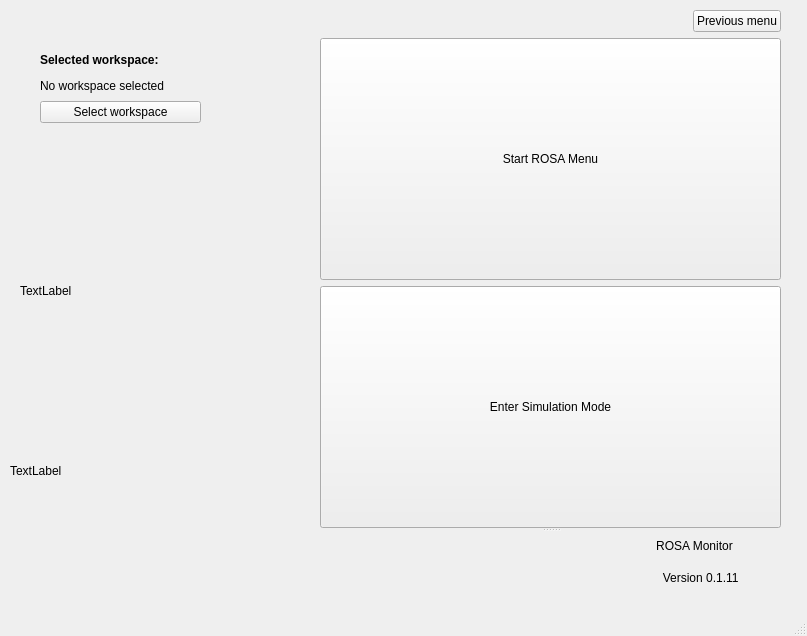
Above: RoSA_Monitor/mainwindow.ui from PabloNH00/RoSA_Monitor before the change. Below: the same form after it.
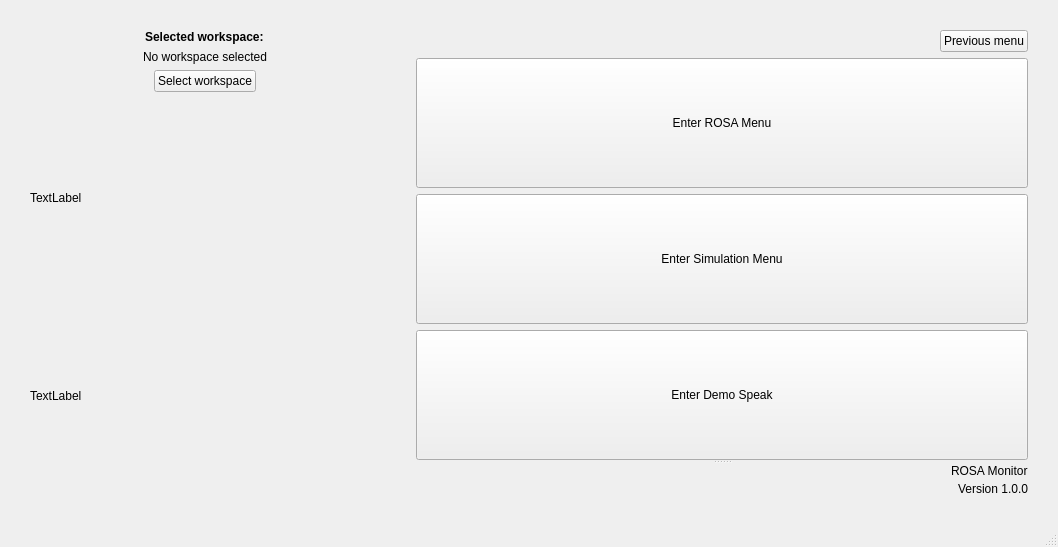
That is the form after the change.

What changed in the file:
```diff
--- a/RoSA_Monitor/mainwindow.ui
+++ b/RoSA_Monitor/mainwindow.ui
@@ -6,57 +6,132 @@
    <rect>
     <x>0</x>
     <y>0</y>
-    <width>807</width>
-    <height>636</height>
+    <width>1058</width>
+    <height>547</height>
    </rect>
   </property>
+  <property name="sizePolicy">
+   <sizepolicy hsizetype="Minimum" vsizetype="Minimum">
+    <horstretch>0</horstretch>
+    <verstretch>0</verstretch>
+   </sizepolicy>
+  </property>
   <property name="windowTitle">
    <string>MainWindow</string>
   </property>
   <widget class="QWidget" name="centralwidget">
-   <widget class="QWidget" name="layoutWidget">
-    <property name="geometry">
-     <rect>
-      <x>40</x>
-      <y>50</y>
-      <width>161</width>
-      <height>73</height>
-     </rect>
+   <layout class="QHBoxLayout" name="horizontalLayout_3">
+    <property name="leftMargin">
+     <number>30</number>
     </property>
+    <property name="topMargin">
+     <number>30</number>
+    </property>
+    <property name="rightMargin">
+     <number>30</number>
+    </property>
+    <property name="bottomMargin">
+     <number>30</number>
+    </property>
+    <item>
     <layout class="QVBoxLayout" name="verticalLayout_3">
-     <item>
+      <property name="rightMargin">
+       <number>15</number>
+      </property>
+      <item alignment="Qt::AlignHCenter">
       <widget class="QLabel" name="label_3">
+        <property name="sizePolicy">
+         <sizepolicy hsizetype="Preferred" vsizetype="Maximum">
+          <horstretch>0</horstretch>
+          <verstretch>0</verstretch>
+         </sizepolicy>
+        </property>
        <property name="text">
         <string>&lt;html&gt;&lt;head/&gt;&lt;body&gt;&lt;p&gt;&lt;span style=&quot; font-weight:600;&quot;&gt;Selected workspace:&lt;/span&gt;&lt;/p&gt;&lt;/body&gt;&lt;/html&gt;</string>
        </property>
       </widget>
      </item>
-     <item>
+      <item alignment="Qt::AlignHCenter">
       <widget class="QLabel" name="workspace_selected">
+        <property name="sizePolicy">
+         <sizepolicy hsizetype="Preferred" vsizetype="Maximum">
+          <horstretch>0</horstretch>
+          <verstretch>0</verstretch>
+         </sizepolicy>
+        </property>
        <property name="text">
         <string>No workspace selected</string>
        </property>
       </widget>
      </item>
-     <item>
+      <item alignment="Qt::AlignHCenter">
       <widget class="QPushButton" name="select_workspace_button">
+        <property name="sizePolicy">
+         <sizepolicy hsizetype="Maximum" vsizetype="Maximum">
+          <horstretch>0</horstretch>
+          <verstretch>0</verstretch>
+         </sizepolicy>
+        </property>
        <property name="text">
         <string>Select workspace</string>
        </property>
       </widget>
      </item>
-    </layout>
-   </widget>
-   <widget class="QWidget" name="layoutWidget_2">
-    <property name="geometry">
-     <rect>
-      <x>320</x>
-      <y>10</y>
-      <width>461</width>
-      <height>581</height>
-     </rect>
-    </property>
+      <item>
+       <layout class="QVBoxLayout" name="verticalLayout_5">
+        <property name="spacing">
+         <number>0</number>
+        </property>
+        <property name="sizeConstraint">
+         <enum>QLayout::SetMaximumSize</enum>
+        </property>
+        <item>
+         <widget class="QLabel" name="imgETSIDI">
+          <property name="sizePolicy">
+           <sizepolicy hsizetype="Ignored" vsizetype="Ignored">
+            <horstretch>0</horstretch>
+            <verstretch>0</verstretch>
+           </sizepolicy>
+          </property>
+          <property name="maximumSize">
+           <size>
+            <width>350</width>
+            <height>350</height>
+           </size>
+          </property>
+          <property name="text">
+           <string>TextLabel</string>
+          </property>
+         </widget>
+        </item>
+        <item>
+         <widget class="QLabel" name="imgUPM">
+          <property name="sizePolicy">
+           <sizepolicy hsizetype="Ignored" vsizetype="Ignored">
+            <horstretch>0</horstretch>
+            <verstretch>0</verstretch>
+           </sizepolicy>
+          </property>
+          <property name="maximumSize">
+           <size>
+            <width>350</width>
+            <height>350</height>
+           </size>
+          </property>
+          <property name="text">
+           <string>TextLabel</string>
+          </property>
+         </widget>
+        </item>
+       </layout>
+      </item>
+     </layout>
+    </item>
+    <item>
     <layout class="QVBoxLayout" name="verticalLayout_4">
+      <property name="leftMargin">
+       <number>15</number>
+      </property>
      <item>
       <layout class="QHBoxLayout" name="horizontalLayout_2">
        <item>
@@ -64,6 +139,9 @@
          <property name="orientation">
           <enum>Qt::Horizontal</enum>
          </property>
+          <property name="sizeType">
+           <enum>QSizePolicy::Preferred</enum>
+          </property>
          <property name="sizeHint" stdset="0">
           <size>
            <width>40</width>
@@ -72,8 +150,14 @@
          </property>
         </spacer>
        </item>
-       <item>
+        <item alignment="Qt::AlignRight">
         <widget class="QPushButton" name="previousMenuButton">
+          <property name="sizePolicy">
+           <sizepolicy hsizetype="Maximum" vsizetype="Fixed">
+            <horstretch>0</horstretch>
+            <verstretch>0</verstretch>
+           </sizepolicy>
+          </property>
          <property name="contextMenuPolicy">
           <enum>Qt::NoContextMenu</enum>
          </property>
@@ -94,13 +178,13 @@
          <item>
           <widget class="QPushButton" name="RosaButton">
            <property name="sizePolicy">
-            <sizepolicy hsizetype="Minimum" vsizetype="Preferred">
+             <sizepolicy hsizetype="Preferred" vsizetype="Preferred">
              <horstretch>0</horstretch>
              <verstretch>0</verstretch>
             </sizepolicy>
            </property>
            <property name="text">
-            <string>Start ROSA Menu</string>
+             <string>Enter ROSA Menu</string>
            </property>
            <property name="checkable">
             <bool>true</bool>
@@ -110,13 +194,32 @@
          <item>
           <widget class="QPushButton" name="EnterSimButton">
            <property name="sizePolicy">
-            <sizepolicy hsizetype="Minimum" vsizetype="Preferred">
+             <sizepolicy hsizetype="Preferred" vsizetype="Preferred">
              <horstretch>0</horstretch>
              <verstretch>0</verstretch>
             </sizepolicy>
            </property>
+            <property name="autoFillBackground">
+             <bool>false</bool>
+            </property>
            <property name="text">
-            <string>Enter Simulation Mode</string>
+             <string>Enter Simulation Menu</string>
+            </property>
+            <property name="checkable">
+             <bool>true</bool>
+            </property>
+           </widget>
+          </item>
+          <item>
+           <widget class="QPushButton" name="DemoButton">
+            <property name="sizePolicy">
+             <sizepolicy hsizetype="Preferred" vsizetype="Preferred">
+              <horstretch>0</horstretch>
+              <verstretch>0</verstretch>
+             </sizepolicy>
+            </property>
+            <property name="text">
+             <string>Enter Demo Speak</string>
            </property>
            <property name="checkable">
             <bool>true</bool>
@@ -127,7 +230,7 @@
        </widget>
        <widget class="QWidget" name="layoutWidget_4">
         <layout class="QVBoxLayout" name="verticalLayout_2">
-         <item>
+          <item alignment="Qt::AlignRight">
           <widget class="QLabel" name="label_2">
            <property name="sizePolicy">
             <sizepolicy hsizetype="Preferred" vsizetype="Ignored">
@@ -136,11 +239,11 @@
             </sizepolicy>
            </property>
            <property name="text">
-            <string>                                                                                                     ROSA Monitor</string>
+             <string>ROSA Monitor</string>
            </property>
           </widget>
          </item>
-         <item>
+          <item alignment="Qt::AlignRight">
           <widget class="QLabel" name="label">
            <property name="sizePolicy">
             <sizepolicy hsizetype="Preferred" vsizetype="Ignored">
@@ -149,7 +252,7 @@
             </sizepolicy>
            </property>
            <property name="text">
-            <string>                                                                                                       Version 0.1.11</string>
+             <string>Version 1.0.0</string>
            </property>
           </widget>
          </item>
@@ -158,33 +261,8 @@
       </widget>
      </item>
     </layout>
-   </widget>
-   <widget class="QLabel" name="imgUPM">
-    <property name="geometry">
-     <rect>
-      <x>20</x>
-      <y>210</y>
-      <width>291</width>
-      <height>161</height>
-     </rect>
-    </property>
-    <property name="text">
-     <string>TextLabel</string>
-    </property>
-   </widget>
-   <widget class="QLabel" name="imgETSIDI">
-    <property name="geometry">
-     <rect>
-      <x>10</x>
-      <y>410</y>
-      <width>311</width>
-      <height>121</height>
-     </rect>
-    </property>
-    <property name="text">
-     <string>TextLabel</string>
-    </property>
-   </widget>
+    </item>
+   </layout>
   </widget>
   <widget class="QMenuBar" name="menubar">
    <property name="geometry">
```
Left out of the diff: 2 changed lines with no effect on the pictures. Lines whose indentation alone changed are shown as unchanged.
